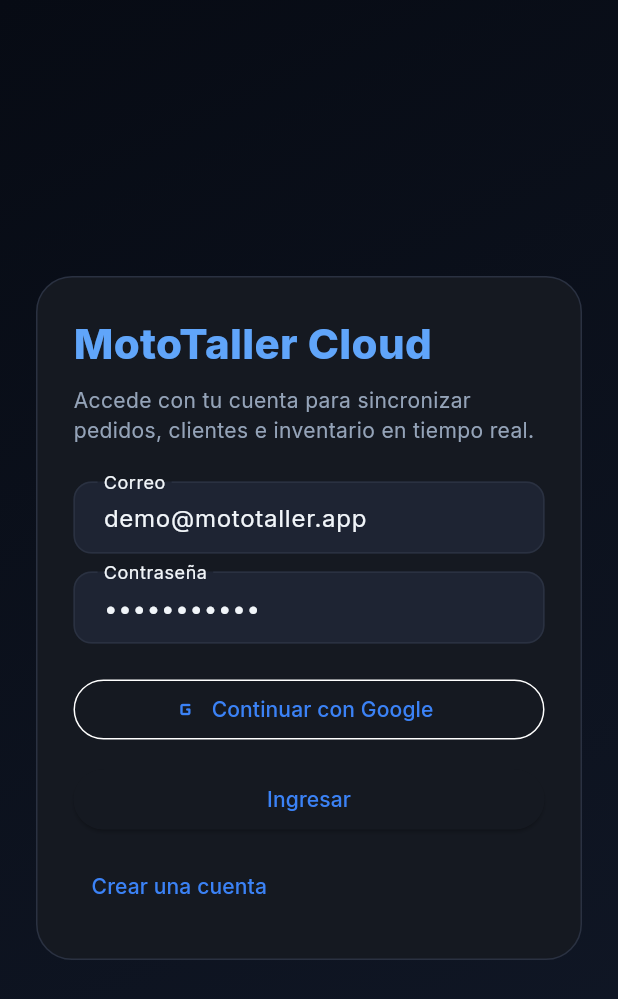
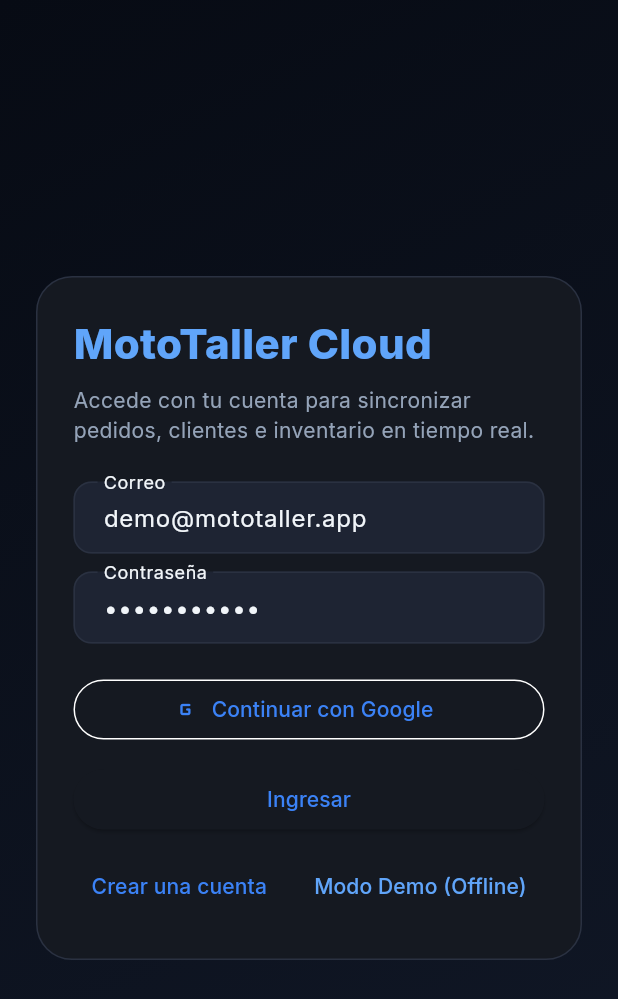
Before and after one commit to Santiago17tj/JP-Racing-Base, a Flutter app: the screen it shows after launch, on a phone screen of 412 x 824 dp. Shown: the top 999 px of the screen. Run offline on Flutter 3.47's test engine with Material 3 defaults, Android fonts, the phone set to English and light mode, and no system bars; our stand-ins replace cached_network_image, google_fonts, google_sign_in, image_picker, pdf, printing and 3 more; missing offline and left inert: dart:html; accounts and stored records are empty.

Commit message:
Add Demo Mode (Offline) button to login screen for instant guest login without Supabase Auth account

```diff
--- a/lib/data/providers/auth_provider.dart
+++ b/lib/data/providers/auth_provider.dart
@@ -69,6 +69,12 @@
     notifyListeners();
   }
 
+  /// Permite ingresar a la aplicación en modo demo sin cuenta de Supabase.
+  void bypassAuthentication() {
+    _isAuthenticated = true;
+    notifyListeners();
+  }
+
   /// Limpia el error manualmente (para UX)
   void clearError() {
     _error = null;
--- a/lib/ui/screens/login_screen.dart
+++ b/lib/ui/screens/login_screen.dart
@@ -87,9 +87,18 @@
                     ),
                   ),
                   const SizedBox(height: 10),
-                  TextButton(
-                    onPressed: () => setState(() => _isSignUp = !_isSignUp),
-                    child: Text(_isSignUp ? 'Ya tengo cuenta' : 'Crear una cuenta'),
+                  Row(
+                    mainAxisAlignment: MainAxisAlignment.spaceBetween,
+                    children: [
+                      TextButton(
+                        onPressed: () => setState(() => _isSignUp = !_isSignUp),
+                        child: Text(_isSignUp ? 'Ya tengo cuenta' : 'Crear una cuenta'),
+                      ),
+                      TextButton(
+                        onPressed: () => auth.bypassAuthentication(),
+                        child: const Text('Modo Demo (Offline)', style: TextStyle(color: AppTheme.primaryLight)),
+                      ),
+                    ],
                   ),
                 ],
               ),
```
